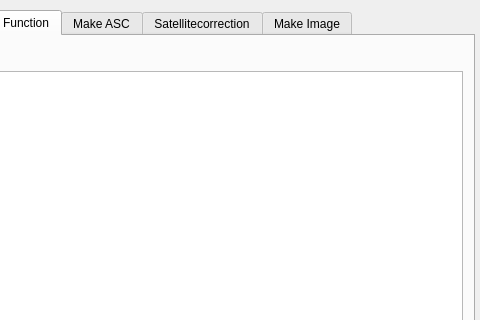
Before: the Qt Designer form GPM_dialog_base.ui in hermesys2017/GPM, drawn with Qt 5; both pictures show x 730 to 1210 and y 0 to 320 of the 1210 by 757 pixel window.
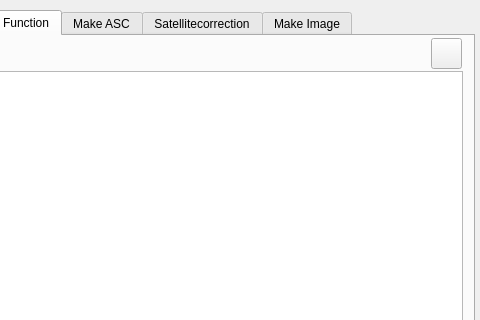
After: the same form once the commit is applied. The open tabs and pages were chosen to show the change. Custom widgets are drawn as their Qt base class.

The edit to the form file:
```diff
--- a/GPM_dialog_base.ui
+++ b/GPM_dialog_base.ui
@@ -1849,6 +1849,19 @@
        <string>Select Files(TIFF)</string>
       </property>
      </widget>
+     <widget class="QPushButton" name="btn_reload_layer">
+      <property name="geometry">
+       <rect>
+        <x>975</x>
+        <y>2</y>
+        <width>31</width>
+        <height>31</height>
+       </rect>
+      </property>
+      <property name="text">
+       <string/>
+      </property>
+     </widget>
     </widget>
     <widget class="QWidget" name="tab_7">
      <attribute name="title">
```
Left out of the diff: 2 changed lines with no effect on the pictures.
